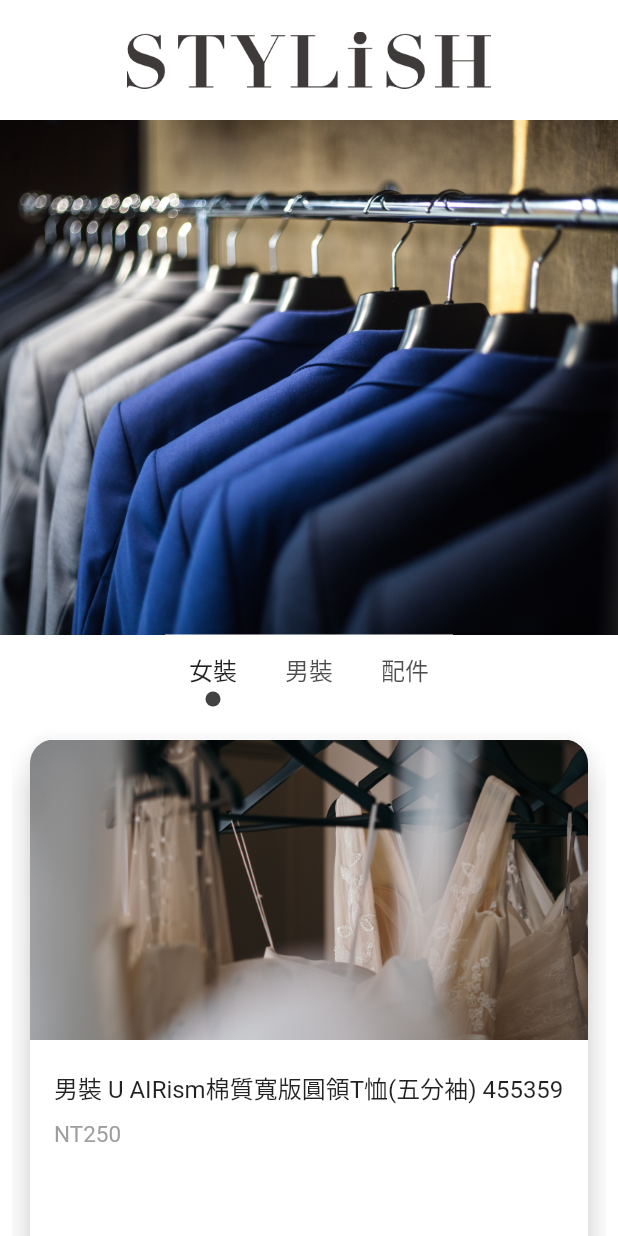
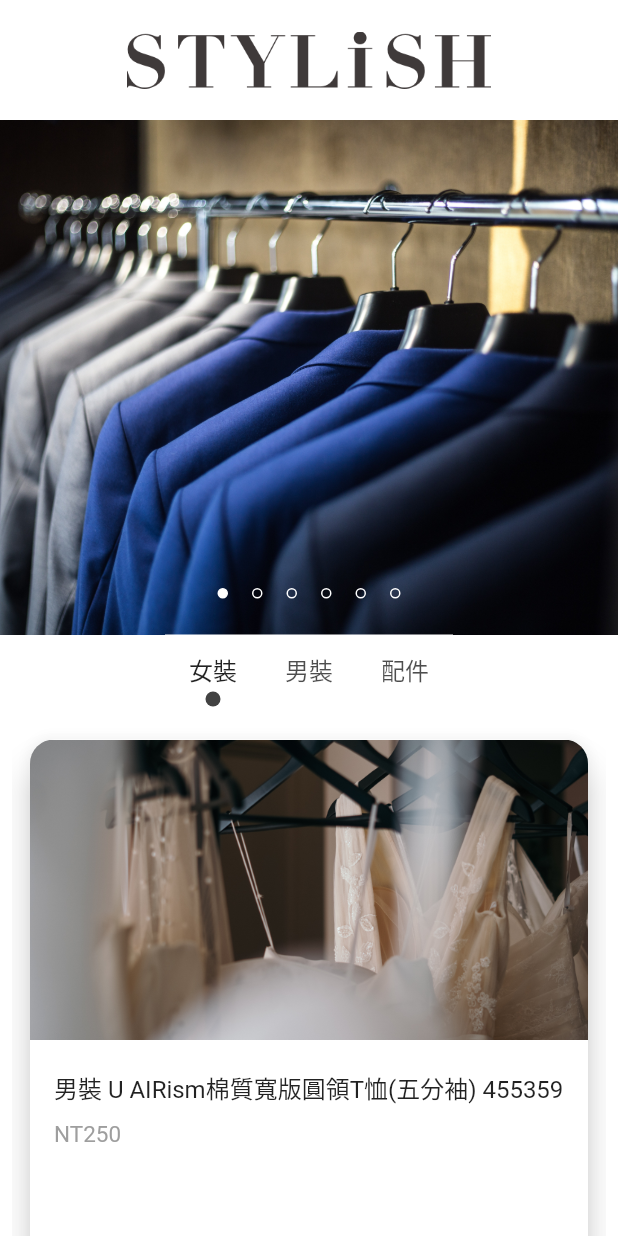
Before and after one commit to com0101/flutter_basic, a Flutter app: the screen it shows after launch, on a phone screen of 412 x 824 dp. Run offline on Flutter 3.47's test engine with Material 2 defaults, Android fonts, the phone set to English and light mode, and no system bars.

Commit message:
set tab page selector to image view

```diff
--- a/lib/main.dart
+++ b/lib/main.dart
@@ -50,8 +50,8 @@ class _MyHomePage extends State<MyHomePage> with SingleTickerProviderStateMixin
 
   @override
   void initState() {
+    tabController = TabController(length: 3, vsync: this);
     super.initState();
-    tabController = TabController(length: 3, vsync: this);
   }
 
   @override
@@ -86,38 +86,7 @@ class _MyHomePage extends State<MyHomePage> with SingleTickerProviderStateMixin
             ),
             body: Column(children: [
                 Expanded(
-                  child: Container(
-                    color: Colors.white,
-                    child: TabBarView(
-                      children: [
-                        Image.asset('assets/images/cloth_2.jpg', fit: BoxFit.cover, width: constraints.maxWidth,),
-                        Image.asset('assets/images/cloth_2.jpg', fit: BoxFit.cover, width: constraints.maxWidth,),
-                        Image.asset('assets/images/cloth_2.jpg', fit: BoxFit.cover, width: constraints.maxWidth,),
-                        Image.asset('assets/images/cloth_2.jpg', fit: BoxFit.cover, width: constraints.maxWidth,),
-                        Image.asset('assets/images/cloth_2.jpg', fit: BoxFit.cover, width: constraints.maxWidth,),
-                        Image.asset('assets/images/cloth_2.jpg', fit: BoxFit.cover, width: constraints.maxWidth,),
-                      ],
-                    ),
-                    // child: ListView.builder(
-                    //   scrollDirection: Axis.horizontal,
-                    //   padding: const EdgeInsets.only(right: 16),
-                    //   itemCount: 25,
-                    //   itemBuilder: (BuildContext context, int index) {
-                    //     return Padding(
-                    //       padding: const EdgeInsets.only(left: 16),
-                    //       child: Card(
-                    //         clipBehavior: Clip.antiAliasWithSaveLayer,
-                    //         shape: RoundedRectangleBorder(
-                    //           borderRadius: BorderRadius.circular(16.0),
-                    //         ),
-                    //         child: Container(
-                    //           child: Image.asset('assets/images/cloth_2.jpg', fit: BoxFit.cover, width: constraints.maxWidth,)
-                    //         )
-                    //       ),
-                    //     );
-                    //   },
-                    // ),
-                  )
+                  child: SlideImage()
                 ),
                 PreferredSize(
                   preferredSize: Size.fromHeight(50),
@@ -129,7 +98,6 @@ class _MyHomePage extends State<MyHomePage> with SingleTickerProviderStateMixin
                         isScrollable: true,
                         controller: tabController,
                         indicator: CircleTabIndicator(color: Colors.grey.shade800, radius: 5),
-                        indicatorSize: TabBarIndicatorSize.label,
                         labelStyle: TextStyle(fontSize: 16.0),
                         tabs: const [
                         Tab(text: '女裝'),
@@ -156,6 +124,69 @@ class _MyHomePage extends State<MyHomePage> with SingleTickerProviderStateMixin
           );
         }
       ),
+    );
+  }
+}
+
+class SlideImage extends StatefulWidget {
+  const SlideImage({super.key});
+
+  @override
+  State<StatefulWidget> createState() => _SlideImage();
+}
+
+class _SlideImage extends State<SlideImage> with SingleTickerProviderStateMixin {
+  late TabController imageController;
+
+  @override
+  void initState() {
+    imageController = TabController(length: 6, vsync: this);
+    super.initState();
+  }
+
+   @override
+  void dispose() {
+    imageController.dispose();
+    super.dispose();
+  }
+
+  @override
+  Widget build(BuildContext context) {
+    return LayoutBuilder(
+      builder: (context, constraints) {
+        return Stack(children: [
+          Container(
+            color: Colors.white,
+            child: TabBarView(
+              controller: imageController,
+              children: [
+                Image.asset('assets/images/cloth_2.jpg', fit: BoxFit.cover, width: constraints.maxWidth,),
+                Image.asset('assets/images/cloth_2.jpg', fit: BoxFit.cover, width: constraints.maxWidth,),
+                Image.asset('assets/images/cloth_2.jpg', fit: BoxFit.cover, width: constraints.maxWidth,),
+                Image.asset('assets/images/cloth_2.jpg', fit: BoxFit.cover, width: constraints.maxWidth,),
+                Image.asset('assets/images/cloth_2.jpg', fit: BoxFit.cover, width: constraints.maxWidth,),
+                Image.asset('assets/images/cloth_2.jpg', fit: BoxFit.cover, width: constraints.maxWidth,),
+              ],
+            ),
+          ),
+          Positioned(
+            bottom: 20,
+            left: 0,
+            right: 0,
+            height: 15,
+            child: Container(
+              height: 15,
+              alignment: Alignment.center,
+              child: TabPageSelector(
+                controller: imageController,
+                indicatorSize: 15,
+                selectedColor: Colors.white,
+              ),
+            ),
+          ),
+        ],
+        );
+      }
     );
   }
 }
```
Also changed, not shown: assets/images/android_mobile.png (added), assets/images/chrome_scale.png (added), assets/images/chrome_scale_s.png (added).
